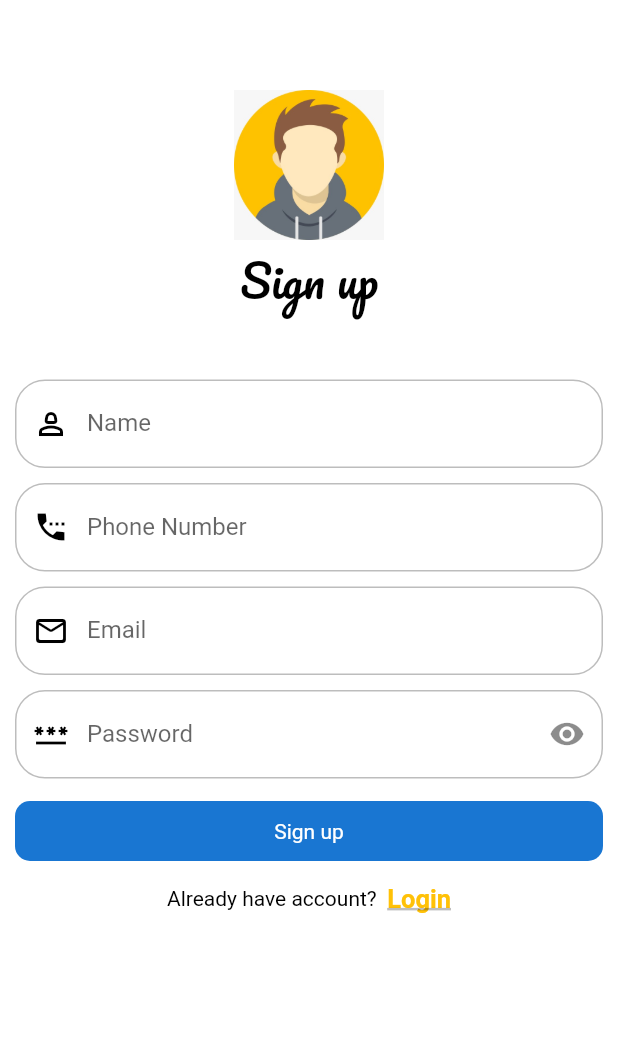
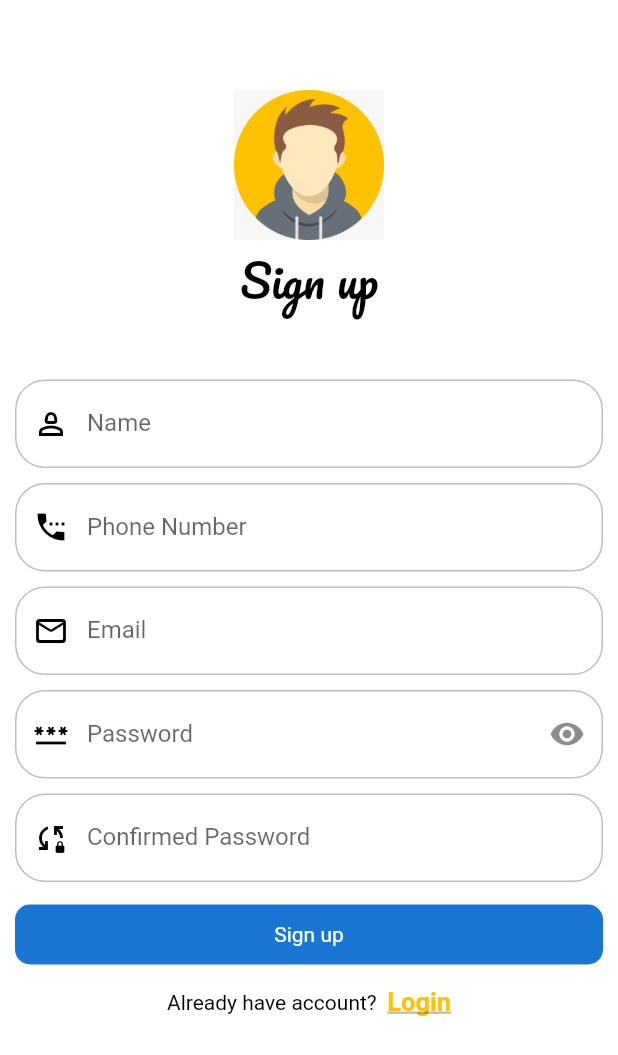
Before and after one commit to HEBA-AHMED9/GDSC-SignUpScreen, a Flutter app: the screen it shows after launch, on a phone screen of 412 x 824 dp. Shown: the top 1055 px of the screen. Run offline on Flutter 3.47's test engine with Material 2 defaults, Android fonts, the phone set to English and light mode, and no system bars.

Commit message:
Add Confirmed Password

```diff
--- a/lib/Screens/RegesterPage.dart
+++ b/lib/Screens/RegesterPage.dart
@@ -87,7 +87,17 @@ class RegisterPage extends StatelessWidget {
               Custom_TextField(
                 text: 'Password',
                 icoon: const Icon(Icons.password_sharp),
-                iconPass: const Icon(Icons.remove_red_eye_sharp),
+                iconPass: const Icon(Icons.remove_red_eye_sharp,),
+                obscur: true,
+                controller: passwordController,
+                validator: passwordValidator,
+              ),
+              const SizedBox(
+                height: 10,
+              ),
+               Custom_TextField(
+                text: 'Confirmed Password',
+                icoon: const Icon(Icons.sync_lock),
                 obscur: true,
                 controller: passwordController,
                 validator: passwordValidator,
--- a/lib/main.dart
+++ b/lib/main.dart
@@ -3,7 +3,6 @@ import 'Screens/RegesterPage.dart';
 
 
 void main(){
-
   runApp(const mainPage());
 }
 class mainPage extends StatelessWidget {
```
Also changed, not shown: ScreensApp/Screenshot_2023-04-30-00-16-38-634_com.HEBA.chat_app.jpg (added), ScreensApp/Screenshot_2023-04-30-00-17-09-537_com.HEBA.chat_app.jpg (added), ScreensApp/Screenshot_2023-04-30-00-17-16-278_com.HEBA.chat_app.jpg (added), ScreensApp/Screenshot_2023-04-30-00-18-14-339_com.HEBA.chat_app.jpg (added), ScreensApp/scholar.png.jpg (added), lib/Customs/custom_TextField.dart (line endings or trailing spaces).
